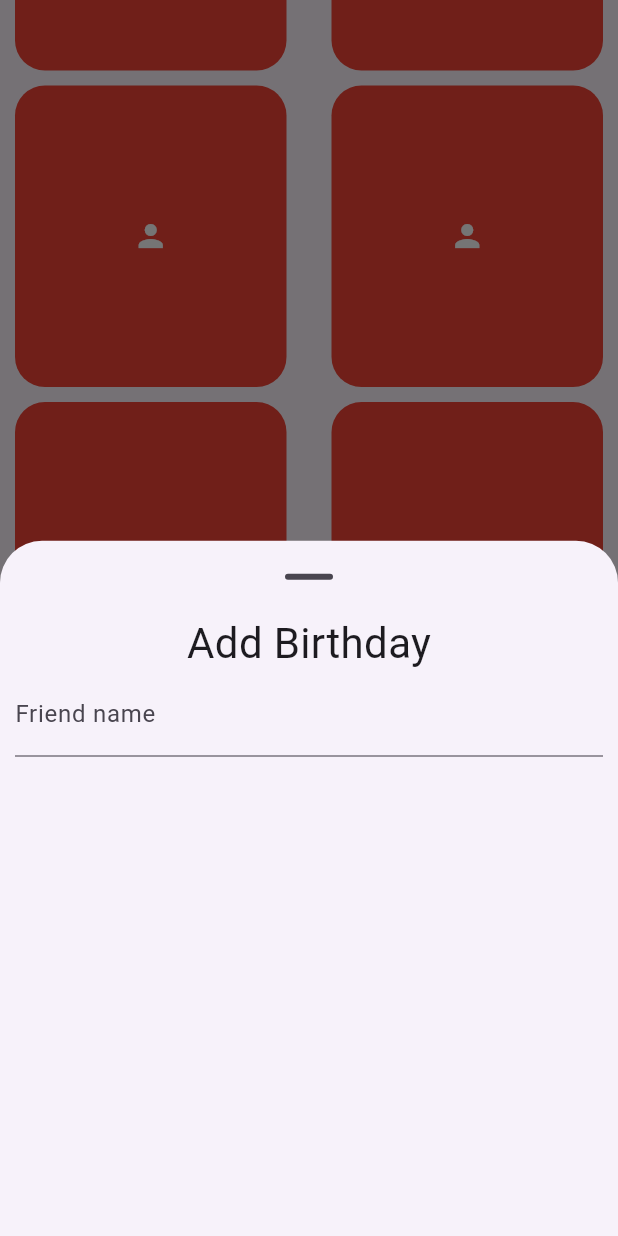
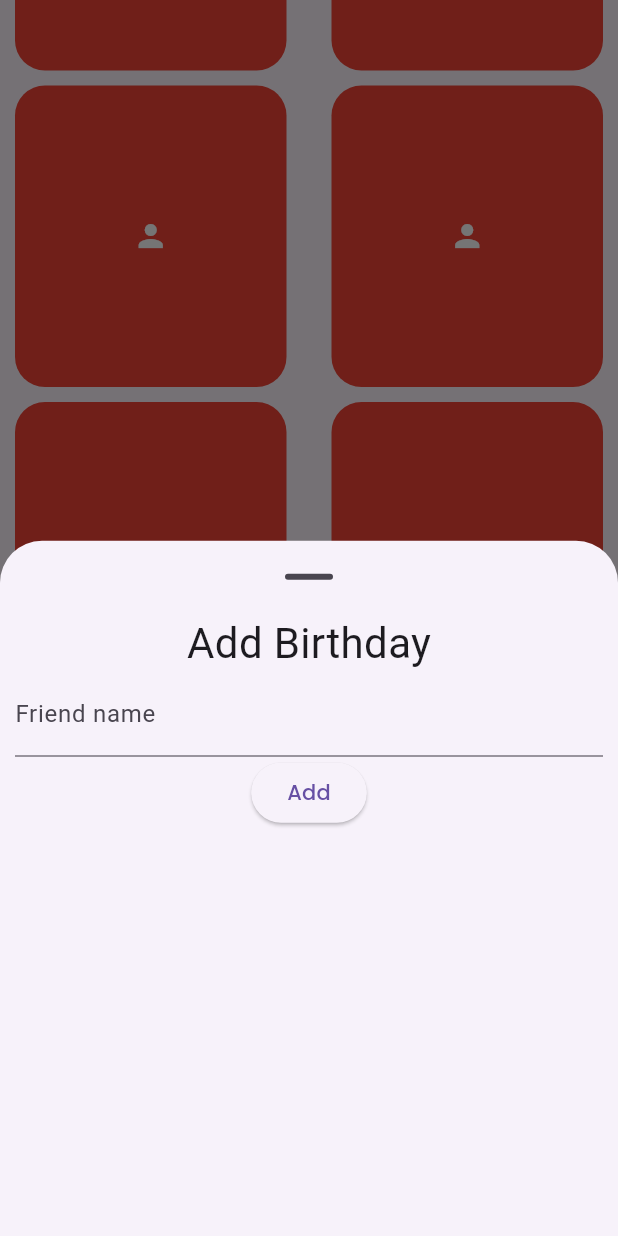
Before and after one commit to Shashitha-Ashan/Remind-me, a Flutter app: the screen it shows once a user with an empty profile is signed in, scrolled down 576 dp, after a tap on the "add" icon, on a phone screen of 412 x 824 dp. Run offline on Flutter 3.47's test engine with Material 3 defaults, Android fonts, the phone set to English and light mode, and no system bars; our stand-ins replace bloc, cloud_firestore, firebase_auth, firebase_core, firebase_messaging, flutter_bloc and 5 more; missing offline and left inert: dart:ffi, firebase_ui_auth, firebase_ui_oauth_google; accounts and stored records are empty.

Commit message:
birthday crud apply

```diff
--- a/lib/blocs/birthday/birthdays_bloc.dart
+++ b/lib/blocs/birthday/birthdays_bloc.dart
@@ -2,7 +2,7 @@ import 'package:birth_daily/repositories/birthdays/birthday_repo.dart';
 import 'package:bloc/bloc.dart';
 import 'package:meta/meta.dart';
 
-import '../../models/birthday/birthday_model.dart';
+import 'package:birth_daily/models/birthday/birthday_model.dart';
 
 part 'birthdays_event.dart';
 part 'birthdays_state.dart';
@@ -20,6 +20,31 @@ class BirthdaysBloc extends Bloc<BirthdayEvent, BirthdayState> {
           emit(BirthdaysFailedLoadState(message: "Error occured"));
         }
       }
+      if (event is AddBirthdayEvent) {
+        try {
+          await _birthdayRepo.addBirthday(name: event.name, date: event.date);
+          emit(BirthdayAdded());
+        } catch (e) {
+          emit(BirthdayAddError());
+        }
+      }
+      if (event is UpdateBirthdayEvent) {
+        try {
+          await _birthdayRepo.updateBirthday(
+              name: event.name, date: event.date, docId: event.id);
+          emit(BirthdayUpdated());
+        } catch (e) {
+          emit(BirthdayUpdateError());
+        }
+      }
+      if (event is DeleteBirthdayEvent) {
+        try {
+          await _birthdayRepo.deleteBirthday(docId: event.id);
+          emit(BirthdayDeleted());
+        } catch (e) {
+          emit(BirthdayDeleteError());
+        }
+      }
     });
   }
 }
--- a/lib/blocs/birthday/birthdays_event.dart
+++ b/lib/blocs/birthday/birthdays_event.dart
@@ -14,13 +14,13 @@ class AddBirthdayEvent extends BirthdayEvent {
 }
 
 class DeleteBirthdayEvent extends BirthdayEvent {
-  final int id;
+  final String id;
 
   DeleteBirthdayEvent({required this.id});
 }
 
 class UpdateBirthdayEvent extends BirthdayEvent {
-  final int id;
+  final String id;
   final String name;
   final DateTime date;
 
--- a/lib/blocs/birthday/birthdays_state.dart
+++ b/lib/blocs/birthday/birthdays_state.dart
@@ -21,6 +21,12 @@ class BirthdaysFailedLoadState extends BirthdayState {
 
 class BirthdayAdded extends BirthdayState {}
 
+class BirthdayAddError extends BirthdayState {}
+
 class BirthdayUpdated extends BirthdayState {}
 
+class BirthdayUpdateError extends BirthdayState {}
+
 class BirthdayDeleted extends BirthdayState {}
+
+class BirthdayDeleteError extends BirthdayState {}
--- a/lib/screens/views/home/home_page.dart
+++ b/lib/screens/views/home/home_page.dart
@@ -1,4 +1,5 @@
 import 'package:birth_daily/blocs/birthday/birthdays_bloc.dart';
+import 'package:birth_daily/screens/widgets/add_birthday.dart';
 import 'package:flutter/material.dart';
 import 'package:flutter/rendering.dart';
 import 'package:flutter_bloc/flutter_bloc.dart';
@@ -120,36 +121,3 @@ class _HomePageState extends State<HomePage> {
     );
   }
 }
-
-void showBottomsheet(BuildContext context) {
-  final TextEditingController textEditingController = TextEditingController();
-  showModalBottomSheet(
-    showDragHandle: true,
-    sheetAnimationStyle: AnimationStyle(
-      duration: const Duration(milliseconds: 300),
-    ),
-    context: context,
-    builder: (context) {
-      return Container(
-        padding: const EdgeInsets.only(left: 10, right: 10),
-        width: MediaQuery.of(context).size.width,
-        child: Column(
-          crossAxisAlignment: CrossAxisAlignment.center,
-          children: [
-            const Text(
-              "Add Birthday",
-              style: TextStyle(fontSize: 28),
-            ),
-            TextFormField(
-              controller: textEditingController,
-              decoration: InputDecoration(
-                hintText: "Friend name",
-                label: Text("Friend name"),
-              ),
-            )
-          ],
-        ),
-      );
-    },
-  );
-}
--- a/lib/screens/views/profile/profile_screen.dart
+++ b/lib/screens/views/profile/profile_screen.dart
@@ -1,23 +1,22 @@
 import 'package:firebase_ui_auth/firebase_ui_auth.dart';
-import 'package:firebase_ui_oauth_google/firebase_ui_oauth_google.dart';
 import 'package:flutter/material.dart';
-import 'package:go_router/go_router.dart';
 
 class Profile extends StatelessWidget {
   const Profile({super.key});
 
   @override
   Widget build(BuildContext context) {
+    ;
     return Scaffold(
       body: ProfileScreen(
         showDeleteConfirmationDialog: true,
         showMFATile: true,
-        children: [],
         actions: [
           SignedOutAction((context) {
             Navigator.pushReplacementNamed(context, '/sign-in');
           }),
         ],
+        children: const [],
       ),
     );
   }
--- a/lib/screens/views/startup/startup_page.dart
+++ b/lib/screens/views/startup/startup_page.dart
@@ -3,9 +3,11 @@ import 'package:birth_daily/screens/views/home/home_page.dart';
 import 'package:birth_daily/utils/constants/color_const.dart';
 import 'package:firebase_ui_oauth_google/firebase_ui_oauth_google.dart';
 import 'package:flutter/material.dart';
+import 'package:flutter_svg/flutter_svg.dart';
 import 'package:go_router/go_router.dart';
 import 'package:google_fonts/google_fonts.dart';
 import 'package:firebase_auth/firebase_auth.dart';
+import 'package:google_sign_in/google_sign_in.dart';
 
 class StartupPage extends StatelessWidget {
   const StartupPage({super.key});
@@ -41,12 +43,7 @@ class StartupPage extends StatelessWidget {
         builder: (context, snapshot) {
           if (!snapshot.hasData) {
             return Container(
-              decoration: const BoxDecoration(
               color: Colors.white,
-                  gradient: LinearGradient(colors: [
-                    Color.fromARGB(255, 23, 75, 186),
-                    Color.fromARGB(255, 23, 54, 55),
-                  ])),
               child: Scaffold(
                 backgroundColor: const Color.fromARGB(0, 255, 255, 255),
                 body: SafeArea(
@@ -56,99 +53,103 @@ class StartupPage extends StatelessWidget {
                       child: Column(
                         mainAxisAlignment: MainAxisAlignment.spaceEvenly,
                         children: [
-                          Text("Welcome Back",
+                          Text(
+                            "Welcome Back",
                             style: Theme.of(context)
                                 .textTheme
                                 .labelLarge!
-                                  .copyWith(color: Colors.white, fontSize: 30)),
+                                .copyWith(fontSize: 30),
+                          ),
+                          SvgPicture.asset(
+                            "assets/svg/login.svg",
+                            width: 400,
+                            height: 300,
+                          ),
                           Column(
                             children: [
                               SizedBox(
                                 width: double.infinity,
                                 height: 50,
-                                child: OutlinedButton(
-                                  style: OutlinedButton.styleFrom(),
+                                child: ElevatedButton(
+                                  style: ElevatedButton.styleFrom(
+                                      backgroundColor: Color(0xFFA330D8)),
                                   onPressed: () {
                                     context.push("/signup");
                                   },
                                   child: const Text(
-                                    "Sign In",
+                                    "Sign in with",
                                     style: TextStyle(
-                                        fontSize: 22,
-                                        color: kFontColorPositive),
+                                        color: kFontColorPositive,
+                                        fontSize: 22),
                                   ),
                                 ),
                               ),
-                              const SizedBox(
+                              SizedBox(
                                 height: 20,
                               ),
                               SizedBox(
                                 width: double.infinity,
                                 height: 50,
-                                child: ElevatedButton(
-                                  style: ElevatedButton.styleFrom(
-                                      backgroundColor: Colors.white),
-                                  onPressed: () {
-                                    context.push("/login");
-                                  },
+                                child: OutlinedButton(
+                                  style: OutlinedButton.styleFrom(
+                                      surfaceTintColor: Color(0xFFA330D8)),
+                                  onPressed: () {},
                                   child: const Text(
-                                    "Log In",
+                                    "Log In with Email",
                                     style: TextStyle(
                                         color: kFontColorNegative,
                                         fontSize: 22),
                                   ),
                                 ),
-                              )
-                            ],
                               ),
-                          Column(
-                            children: [
-                              Padding(
-                                padding: EdgeInsets.only(
-                                    left:
-                                        MediaQuery.of(context).size.width * 0.1,
-                                    right: MediaQuery.of(context).size.width *
-                                        0.1),
-                                child: const Row(
-                                  children: [
-                                    Expanded(
-                                      child: Divider(
-                                        thickness: 1,
-                                        color: Colors.white54,
-                                      ),
-                                    ),
-                                    Text(
-                                      " Or ",
-                                      style: TextStyle(color: Colors.white54),
-                                    ),
-                                    Expanded(
-                                      child: Divider(
-                                        thickness: 1,
-                                        color: Colors.white54,
-                                      ),
+                              const SizedBox(
+                                height: 50,
                               ),
                             ],
                           ),
-                              ),
-                              const SizedBox(
-                                height: 20,
-                              ),
-                              const Text(
-                                "Login with",
-                                style: TextStyle(
-                                    color: kFontColorPositive, fontSize: 16),
-                              ),
-                              const SizedBox(
-                                height: 10,
-                              ),
-                              // _google_facebook_login(),
-                              const GoogleSignInButton(
-                                loadingIndicator: CircularProgressIndicator(),
-                                clientId:
-                                    "866459352486-odg15a713glo09r2krcau6kmir3d9cjt.apps.googleusercontent.com",
-                              ),
-                            ],
-                          )
+                          // Column(
+                          //   children: [
+                          //     Padding(
+                          //       padding: EdgeInsets.only(
+                          //           left:
+                          //               MediaQuery.of(context).size.width * 0.1,
+                          //           right: MediaQuery.of(context).size.width *
+                          //               0.1),
+                          //       child: const Row(
+                          //         children: [
+                          //           Expanded(
+                          //             child: Divider(
+                          //               thickness: 1,
+                          //               color: Colors.black54,
+                          //             ),
+                          //           ),
+                          //           Text(
+                          //             " Or ",
+                          //             style: TextStyle(color: Colors.black54),
+                          //           ),
+                          //           Expanded(
+                          //             child: Divider(
+                          //               thickness: 1,
+                          //               color: Colors.black54,
+                          //             ),
+                          //           ),
+                          //         ],
+                          //       ),
+                          //     ),
+                          //     const SizedBox(
+                          //       height: 20,
+                          //     ),
+                          //     const Text(
+                          //       "Login with",
+                          //       style: TextStyle(
+                          //           color: kFontColorPositive, fontSize: 16),
+                          //     ),
+                          //     const SizedBox(
+                          //       height: 10,
+                          //     ),
+                          //     // _google_facebook_login(),
+                          //   ],
+                          // )
                         ],
                       ),
                     ),
--- /dev/null
+++ b/lib/screens/widgets/add_birthday.dart
@@ -0,0 +1,47 @@
+import 'package:birth_daily/blocs/birthday/birthdays_bloc.dart';
+import 'package:cloud_firestore/cloud_firestore.dart';
+import 'package:flutter/material.dart';
+import 'package:flutter_bloc/flutter_bloc.dart';
+
+void showBottomsheet(BuildContext context) {
+  final TextEditingController textEditingController = TextEditingController();
+  showModalBottomSheet(
+    showDragHandle: true,
+    sheetAnimationStyle: AnimationStyle(
+      duration: const Duration(milliseconds: 300),
+    ),
+    context: context,
+    builder: (context) {
+      return BlocBuilder<BirthdaysBloc, BirthdayState>(
+        builder: (context, state) {
+          return Container(
+            padding: const EdgeInsets.only(left: 10, right: 10),
+            width: MediaQuery.of(context).size.width,
+            child: Column(
+              crossAxisAlignment: CrossAxisAlignment.center,
+              children: [
+                const Text(
+                  "Add Birthday",
+                  style: TextStyle(fontSize: 28),
+                ),
+                TextFormField(
+                  controller: textEditingController,
+                  decoration: InputDecoration(
+                    hintText: "Friend name",
+                    label: Text("Friend name"),
+                  ),
+                ),
+                ElevatedButton(
+                    onPressed: () {
+                      context.read<BirthdaysBloc>().add(AddBirthdayEvent(
+                          name: "saman", date: DateTime.now()));
+                    },
+                    child: Text("Add"))
+              ],
+            ),
+          );
+        },
+      );
+    },
+  );
+}
--- a/pubspec.yaml
+++ b/pubspec.yaml
@@ -21,6 +21,7 @@ dependencies:
   firebase_ui_firestore: ^1.6.4
   dio: ^5.4.3+1
   flutter_svg: ^2.0.10+1
+  firebase_auth: ^5.1.1
 
 dev_dependencies:
   flutter_test:
@@ -34,3 +35,4 @@ flutter:
     - assets/icons/fb.png
     - assets/backgrounds/back.png
     - assets/images/cake.png
+    - assets/svg/
```
Also changed, not shown: lib/repositories/birthdays/birthday_repo.dart (+32 -0 lines), lib/screens/views/signup/sign_up.dart (+26 -2 lines), lib/services/birthday_service.dart (+38 -3 lines), assets/svg/birthday_work.svg (renamed from assets/svg/Work anniversary-rafiki.svg), assets/svg/cake.svg (renamed from assets/svg/Birthday cake-amico.svg), assets/svg/login.svg (renamed from assets/svg/Mobile login-amico.svg), pubspec.lock. Lines whose indentation alone changed are shown as unchanged.
